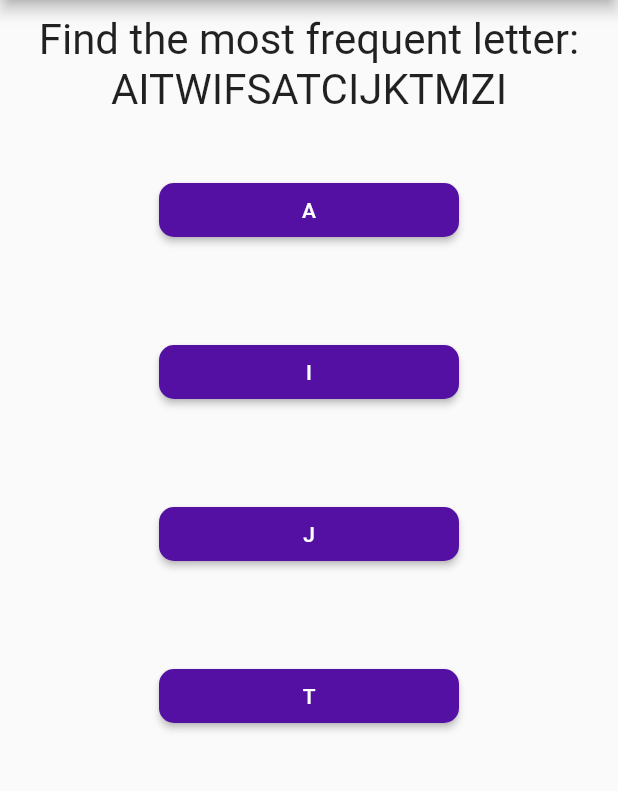
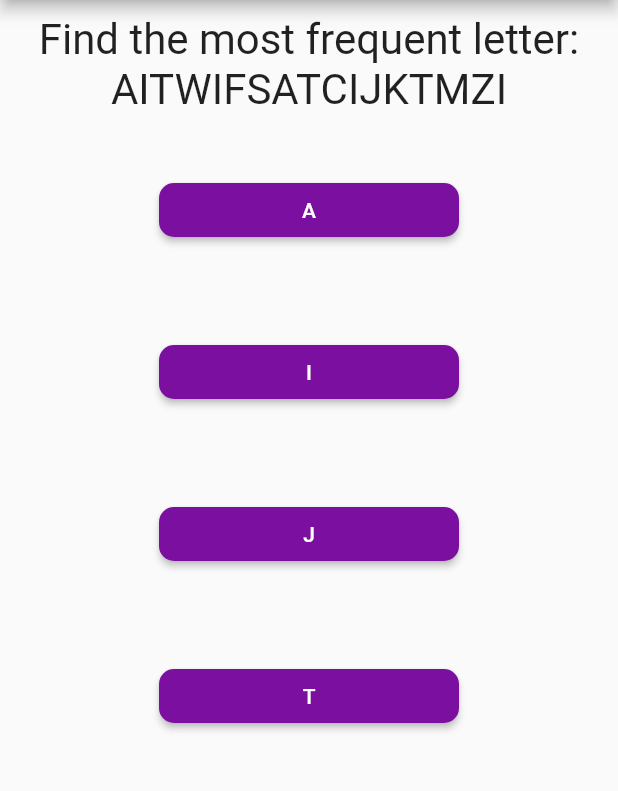
Before and after one commit to gagandeepkaur15/Flutter, a Flutter app: the screen it shows after launch, on a phone screen of 412 x 824 dp, the part 84-875 px from its top. Run offline on Flutter 3.47's test engine with Material 2 defaults, Android fonts, the phone set to English and light mode, and no system bars.

Commit message:
Changed button colour

```diff
--- a/lib/answer.dart
+++ b/lib/answer.dart
@@ -12,9 +12,9 @@ class Answer extends StatelessWidget {
       width: 200,
       margin: EdgeInsets.all(30),
       child: RaisedButton(
-        color: Color.fromARGB(255, 84, 16, 162),
+        color: Color.fromARGB(255, 123, 15, 159),
         textColor: Color.fromARGB(255, 255, 255, 255),
-        hoverColor: Color.fromARGB(255, 197, 135, 214),
+        hoverColor: Color.fromARGB(255, 215, 132, 239),
         shape: RoundedRectangleBorder(borderRadius: BorderRadius.circular(10)),
         child: Text(answerText),
         onPressed: selectHandler,
```
